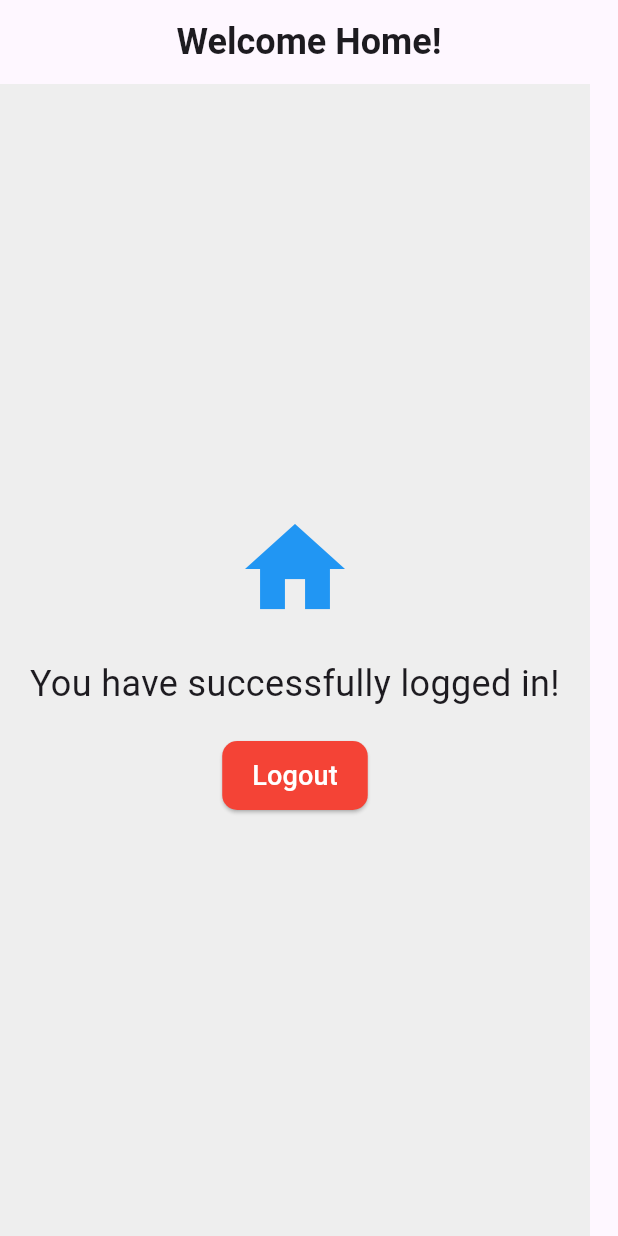
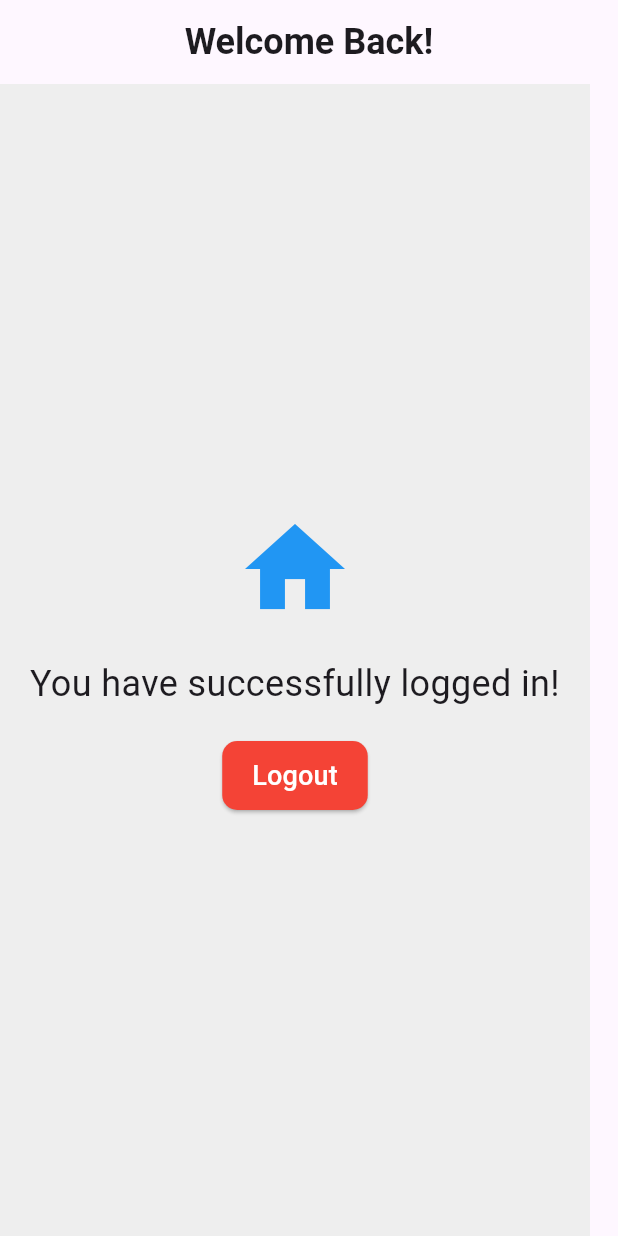
Before and after one commit to VinitMepani2712/Flutter_Login_page, a Flutter app: the HomePage screen opened directly, on a phone screen of 412 x 824 dp. Run offline on Flutter 3.47's test engine with Material 3 defaults, Android fonts, the phone set to English and light mode, and no system bars; Roboto replaces fonts that are missing (Quicksand).

Commit message:
main.dart

```diff
--- a/lib/main.dart
+++ b/lib/main.dart
@@ -125,7 +125,7 @@ class HomePage extends StatelessWidget {
     return Scaffold(
       appBar: AppBar(
           title: const Text(
-          'Welcome Home!',
+          'Welcome Back!',
           style: TextStyle(
             fontSize: 24,
             fontWeight: FontWeight.bold,
@@ -156,7 +156,7 @@ class HomePage extends StatelessWidget {
             ElevatedButton(
               onPressed: () {
                 // Navigate back to login page
-                Navigator.popUntil(context, ModalRoute.withName('LoginPage()'));
+                Navigator.popUntil(context, ModalRoute.withName());
               },
               style: ElevatedButton.styleFrom(
                 backgroundColor: Colors.red,
```
